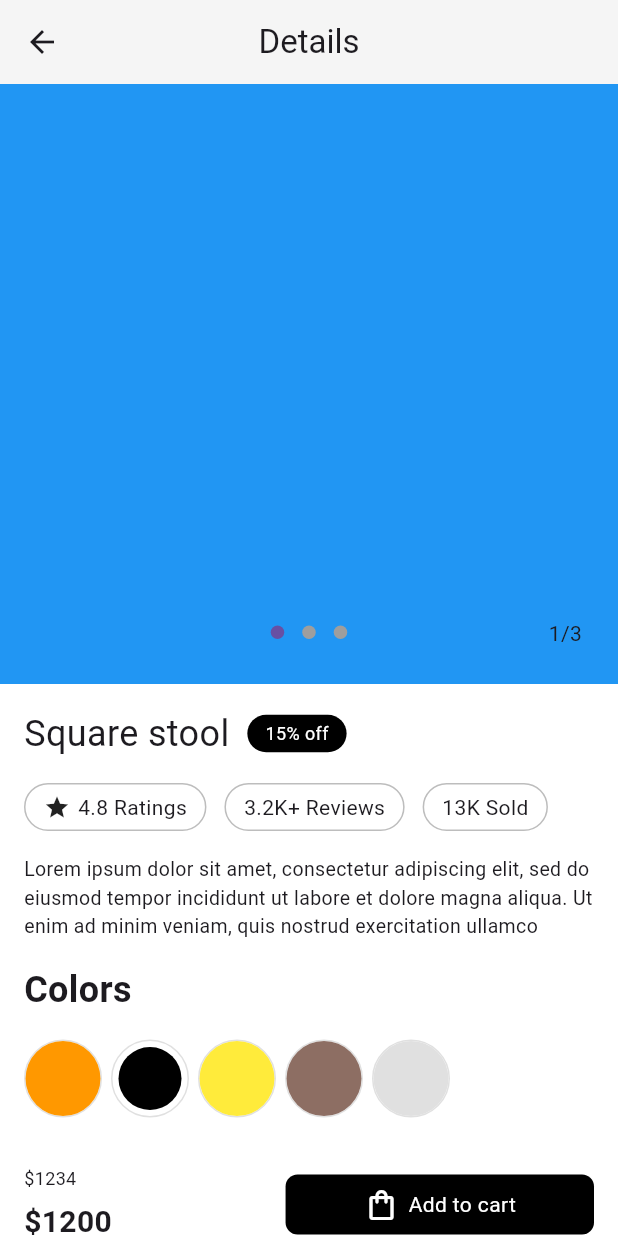
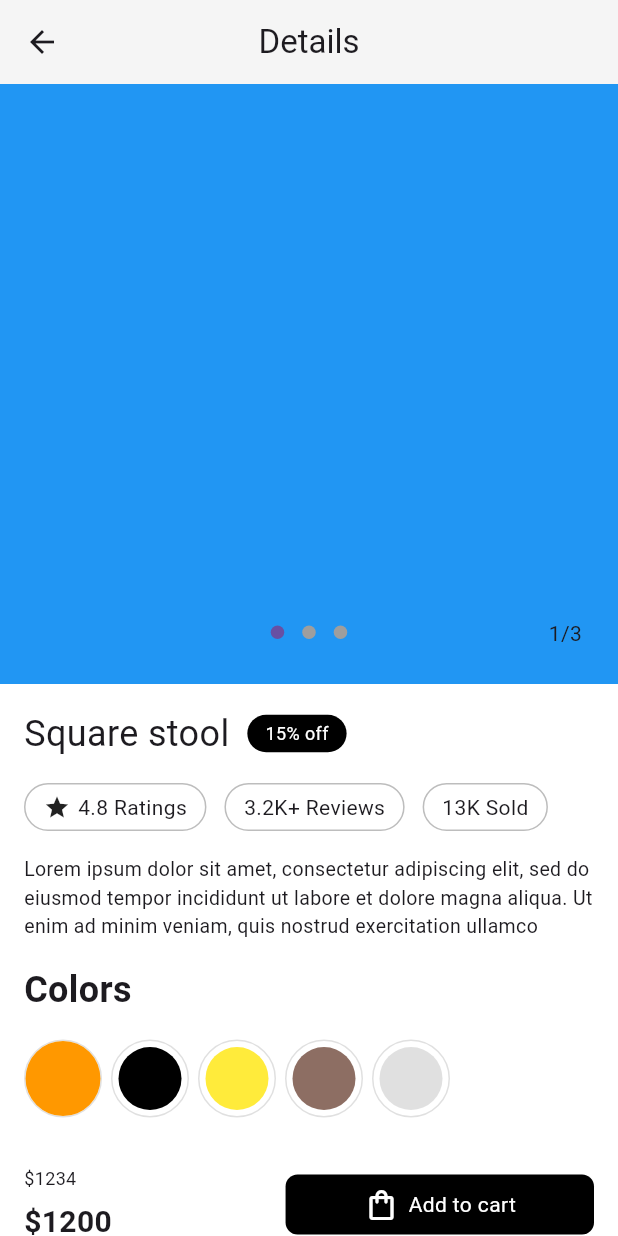
Before and after one commit to JAICHANGPARK/flutter_notebook_chapter_49, a Flutter app: the FurnitureDetailPage screen opened directly, on a phone screen of 412 x 824 dp. Run offline on Flutter 3.47's test engine with Material 3 defaults, Android fonts, the phone set to English and light mode, and no system bars; drawn by our look-alikes of dots_indicator; our stand-ins replace gap, google_fonts.

Commit message:
Update furniture_detail_page.dart

```diff
--- a/lib/ep2460_furniture_app/ui/furniture_detail_page.dart
+++ b/lib/ep2460_furniture_app/ui/furniture_detail_page.dart
@@ -12,7 +12,7 @@ class FurnitureDetailPage extends StatefulWidget {
 class _FurnitureDetailPageState extends State<FurnitureDetailPage> {
   int pageNum = 0;
   final PageController pageController = PageController();
-
+  ValueNotifier<int> selectedColor = ValueNotifier(0);
   @override
   Widget build(BuildContext context) {
     return Scaffold(
@@ -170,25 +170,32 @@ class _FurnitureDetailPageState extends State<FurnitureDetailPage> {
                             shape: BoxShape.circle,
                             border: Border.all(color: Colors.grey[300]!),
                           ),
+                          padding: .all(4),
                           child: CircleAvatar(backgroundColor: Colors.yellow),
                         ),
                         Container(
                           height: 52,
                           width: 52,
+                          padding: .all(4),
                           decoration: BoxDecoration(
                             shape: BoxShape.circle,
                             border: Border.all(color: Colors.grey[300]!),
                           ),
-                          child: CircleAvatar(backgroundColor: Colors.brown[400]!,),
+                          child: CircleAvatar(
+                            backgroundColor: Colors.brown[400]!,
+                          ),
                         ),
                         Container(
                           height: 52,
                           width: 52,
+                          padding: .all(4),
                           decoration: BoxDecoration(
                             shape: BoxShape.circle,
                             border: Border.all(color: Colors.grey[300]!),
                           ),
-                          child: CircleAvatar(backgroundColor: Colors.grey[300]!),
+                          child: CircleAvatar(
+                            backgroundColor: Colors.grey[300]!,
+                          ),
                         ),
                       ],
                     ),
```
